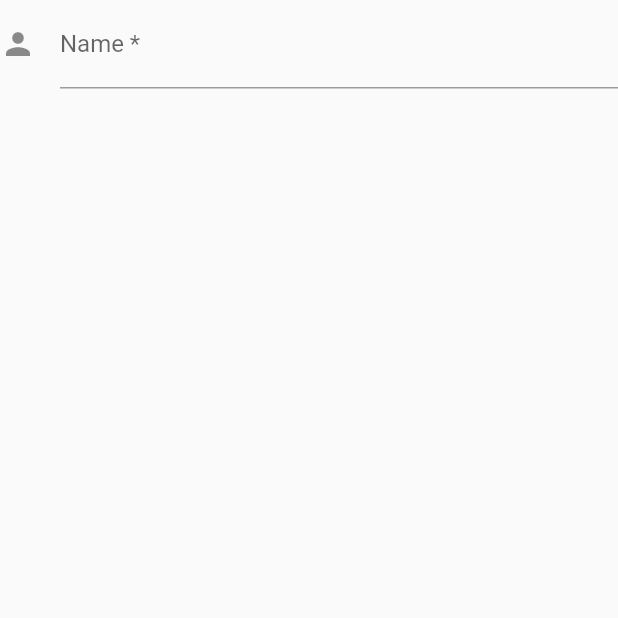
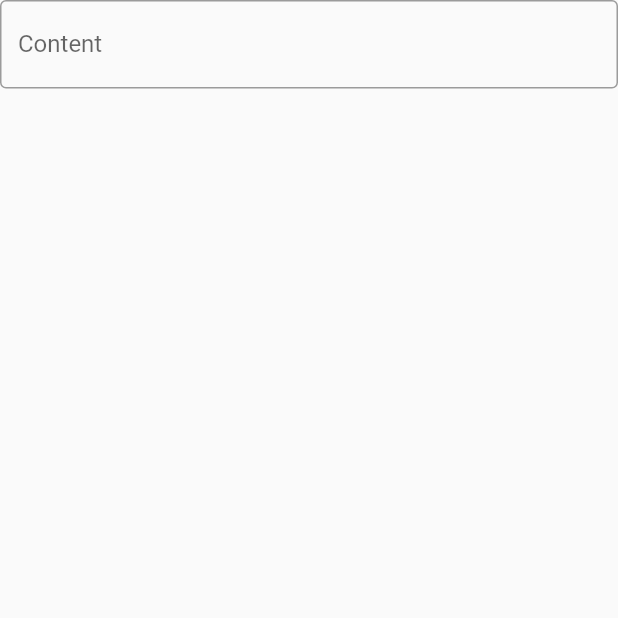
Before and after one commit to jaysonmourier/studylink, a Flutter app: the screen it shows after launch, on a phone screen of 412 x 824 dp, the top half of it. Run offline on Flutter 3.47's test engine with Material 2 defaults, Android fonts, the phone set to English and light mode, and no system bars.

Commit message:
updated form.dart

```diff
--- a/studylink_front/lib/widgets/form.dart
+++ b/studylink_front/lib/widgets/form.dart
@@ -17,22 +17,13 @@ class FormWidgetState extends State<FormWidget> {
     return Form(
       key: _formKey,
       child: Column(
-        children: <Widget>[
-          TextFormField(
-            decoration: const InputDecoration(
-              icon: Icon(Icons.person),
-              hintText: 'What do people call you?',
-              labelText: 'Name *',
+        children: const <Widget>[
+          TextField(
+            obscureText: false,
+            decoration: InputDecoration(
+              border: OutlineInputBorder(),
+              labelText: 'Content',
             ),
-            onSaved: (String? value) {
-              // This optional block of code can be used to run
-              // code when the user saves the form.
-            },
-            validator: (String? value) {
-              return (value != null && value.contains('@'))
-                  ? 'Do not use the @ char.'
-                  : null;
-            },
           )
         ],
       ),
```
